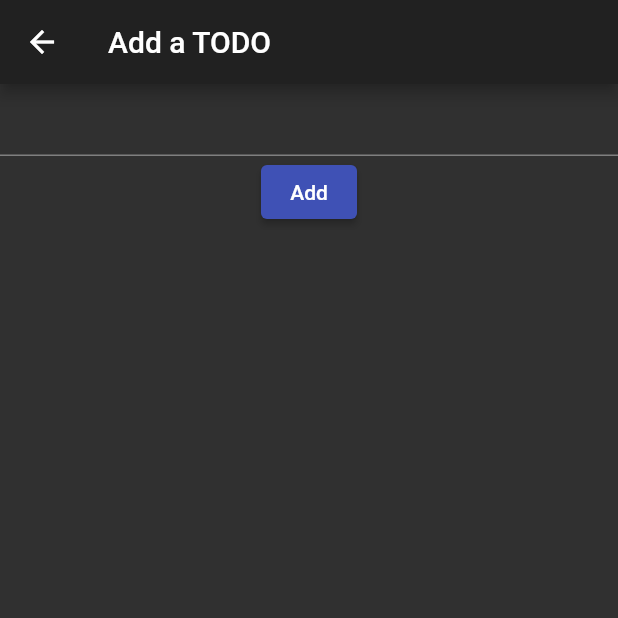
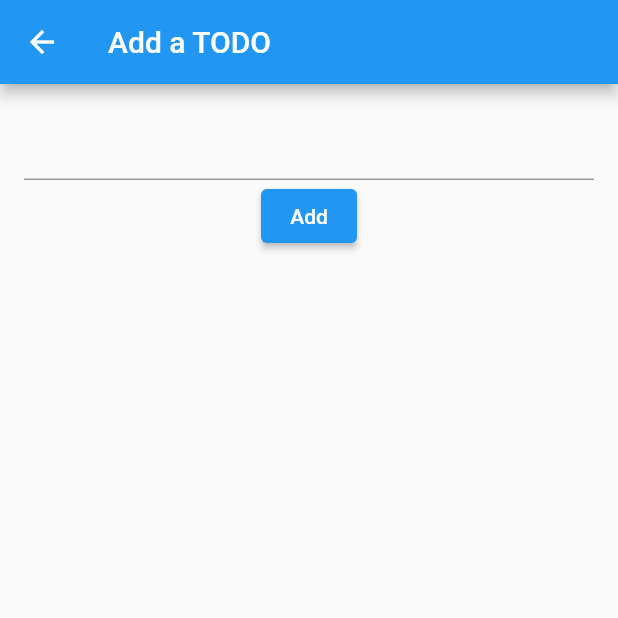
Before and after one commit to treknuts/flutter-todo, a Flutter app: the HomeWidget screen opened directly, after a tap on the "add circle outline" icon, on a phone screen of 412 x 824 dp, the top half of it. Run offline on Flutter 3.47's test engine with Material 2 defaults, Android fonts, the phone set to English and light mode, and no system bars; our stand-ins replace firebase_auth, firebase_core, sqflite; accounts and stored records are empty.

```diff
--- /dev/null
+++ b/lib/TODO.dart
@@ -0,0 +1,9 @@
+class TODO {
+  final int id;
+  final String name;
+
+  TODO({
+    required this.id,
+    required this.name,
+  });
+}
--- a/lib/main.dart
+++ b/lib/main.dart
@@ -1,8 +1,21 @@
+import 'dart:io';
+
 import 'package:firebase_core/firebase_core.dart';
 import 'package:flutter/material.dart';
 import 'package:firebase_auth/firebase_auth.dart';
+import 'package:path/path.dart';
+import 'package:path_provider/path_provider.dart';
+import 'package:sqflite/sqflite.dart';
+import 'TODO.dart';
 
-void main() {
+void main() async {
+
+  WidgetsFlutterBinding.ensureInitialized();
+
+  final database = openDatabase(
+      join(await getDatabasesPath(), 'todo_database.db'),
+  );
+
   runApp(App());
 }
 
@@ -40,13 +53,15 @@ class _AppState extends State<App> {
           if (snapshot.connectionState == ConnectionState.done) {
             return MaterialApp(
                   title: 'TODO',
-                  themeMode: ThemeMode.light,
                   theme: ThemeData(
-                    primarySwatch: Colors.indigo,
-                    brightness: Brightness.dark
+                    primaryColor: Colors.blue,
+                    accentColor: Colors.deepOrangeAccent,
+                    floatingActionButtonTheme: FloatingActionButtonThemeData(
+                      backgroundColor: Colors.deepOrange,
+                      elevation: 16.0,
                     ),
-                  darkTheme: ThemeData(brightness: Brightness.dark),
-                  home: HomeWidget(title: 'TODO'),
+                  ),
+                  home: HomeWidget(title: 'TODO', storage: TodoStorage()),
                 );
           }
 
@@ -65,9 +80,10 @@ class _AppState extends State<App> {
 }
 
 class HomeWidget extends StatefulWidget {
-  HomeWidget({Key? key, required this.title}) : super(key: key);
+  HomeWidget({Key? key, required this.title, required this.storage}) : super(key: key);
 
   final String title;
+  final TodoStorage storage;
 
   @override
   _HomeWidgetState createState() => _HomeWidgetState();
@@ -85,10 +101,23 @@ class _HomeWidgetState extends State<HomeWidget> {
   }
 
   @override
+  void initState() {
+    // TODO: https://flutter.dev/docs/cookbook/persistence/reading-writing-files
+    // TODO: Make todos an array instead of a String
+    super.initState();
+    widget.storage.readTodos().then((String value) {
+      setState(() {
+        todos = value;
+      });
+    });
+  }
+
+  @override
   Widget build(BuildContext context) {
     return Scaffold(
       appBar: AppBar(
         title: Text(widget.title),
+        elevation: 12.0,
       ),
       body: Center(
         child:
@@ -113,8 +142,6 @@ class _HomeWidgetState extends State<HomeWidget> {
           Navigator.push(context, MaterialPageRoute(builder: (context) => TodoForm(notifyParent: addTodo)));
         },
         tooltip: 'Add TODO',
-        backgroundColor: Colors.indigo,
-        focusColor: Colors.indigo.shade50,
         child: Icon(Icons.add_circle_outline),
       ),
     );
@@ -149,7 +176,9 @@ class _TodoFormState extends State<TodoForm> {
       appBar: AppBar(
         title: Text("Add a TODO"),
       ),
-      body: Form(
+      body: Padding(
+          padding: EdgeInsets.all(16.0),
+          child: Form(
             key: _formKey,
             child: Column(
               children: [
@@ -178,7 +207,37 @@ class _TodoFormState extends State<TodoForm> {
               ],
             ),
           ),
+      ),
     );
   }
+} // _todoFormState
 
+class TodoStorage {
+  Future<String> get _localPath async {
+    final directory = await getApplicationDocumentsDirectory();
+    return directory.path;
   }
+
+  Future<File> get _localFile async {
+    final path = await _localPath;
+    return File('$path/todos.txt');
+  }
+
+  Future<File> writeTodos(String todo) async {
+    final file = await _localFile;
+
+    return file.writeAsString('$todo');
+  }
+
+  Future<String> readTodos() async {
+    try {
+      final file = await _localFile;
+
+      final contents = await file.readAsString();
+
+      return contents;
+    } catch (e) {
+      return "";
+    }
+  }
+}
--- a/pubspec.yaml
+++ b/pubspec.yaml
@@ -25,6 +25,9 @@ dependencies:
     sdk: flutter
   firebase_core: "^0.7.0"
   firebase_auth: "^0.20.1"
+  path_provider: "2.0.2"
+  sqflite:
+  path:
 
   # The following adds the Cupertino Icons font to your application.
   # Use with the CupertinoIcons class for iOS style icons.
```
Also changed, not shown: pubspec.lock. Lines whose indentation alone changed are shown as unchanged.
